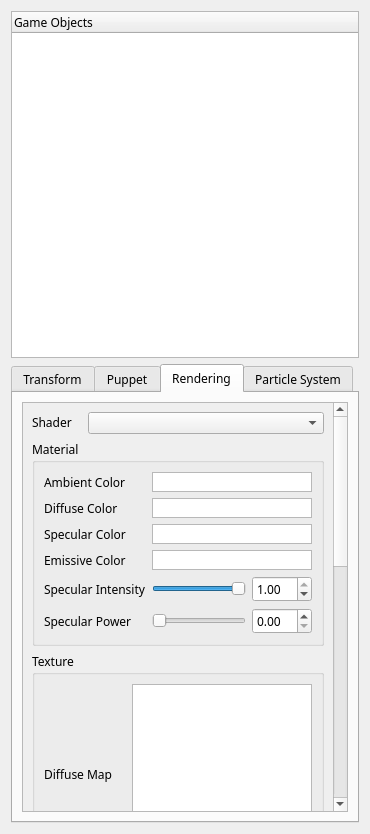
This is Source/UI/HierarchyWidget.ui in kevinmore/Project-Nebula as Qt 5 draws it before an edit. The edited form follows.
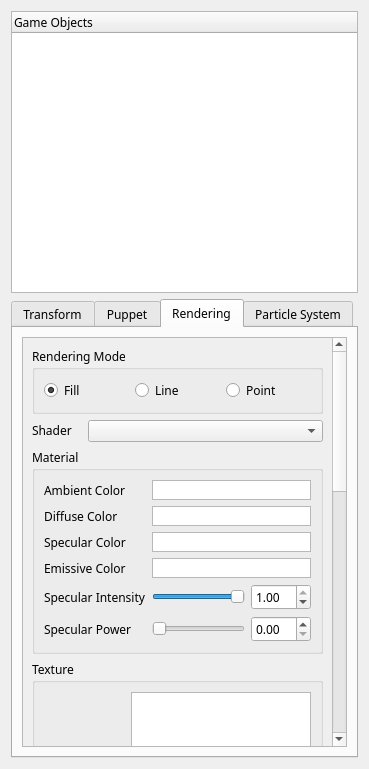
This is the edited form. The open tabs and pages were chosen to show the change.

Commit message: Added polygon mode for rendering models

What changed in the file:
```diff
--- a/Source/UI/HierarchyWidget.ui
+++ b/Source/UI/HierarchyWidget.ui
@@ -9,8 +9,8 @@
    <rect>
     <x>0</x>
     <y>0</y>
-    <width>370</width>
-    <height>834</height>
+    <width>369</width>
+    <height>769</height>
    </rect>
   </property>
   <property name="sizePolicy">
@@ -688,11 +688,44 @@
            <rect>
             <x>0</x>
             <y>0</y>
-            <width>309</width>
-            <height>1031</height>
+            <width>308</width>
+            <height>1095</height>
            </rect>
           </property>
-          <layout class="QVBoxLayout" name="verticalLayout_16">
+          <layout class="QVBoxLayout" name="verticalLayout_4">
+           <item>
+            <widget class="QGroupBox" name="groupBox_7">
+             <property name="title">
+              <string>Rendering Mode</string>
+             </property>
+             <layout class="QHBoxLayout" name="horizontalLayout_40">
+              <item>
+               <widget class="QRadioButton" name="radioButton_Fill">
+                <property name="text">
+                 <string>Fill</string>
+                </property>
+                <property name="checked">
+                 <bool>true</bool>
+                </property>
+               </widget>
+              </item>
+              <item>
+               <widget class="QRadioButton" name="radioButton_Line">
+                <property name="text">
+                 <string>Line</string>
+                </property>
+               </widget>
+              </item>
+              <item>
+               <widget class="QRadioButton" name="radioButton_Point">
+                <property name="text">
+                 <string>Point</string>
+                </property>
+               </widget>
+              </item>
+             </layout>
+            </widget>
+           </item>
            <item>
             <layout class="QHBoxLayout" name="horizontalLayout_16">
              <item>
```
Left out of the diff: 3 changed lines with no effect on the pictures. The commit also changes 13 other files.
